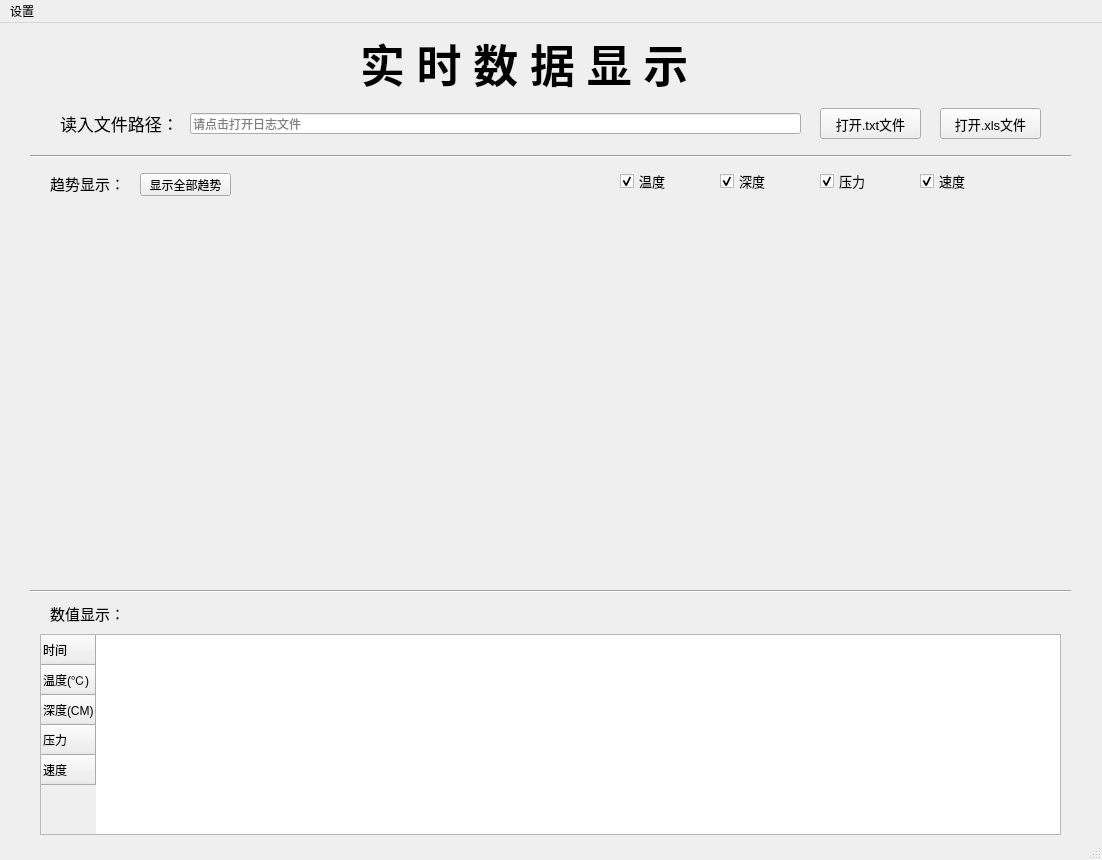
The window that mainGUI.ui (coni233/SamplingDevice-GUI) describes before a commit, drawn with Qt 5.
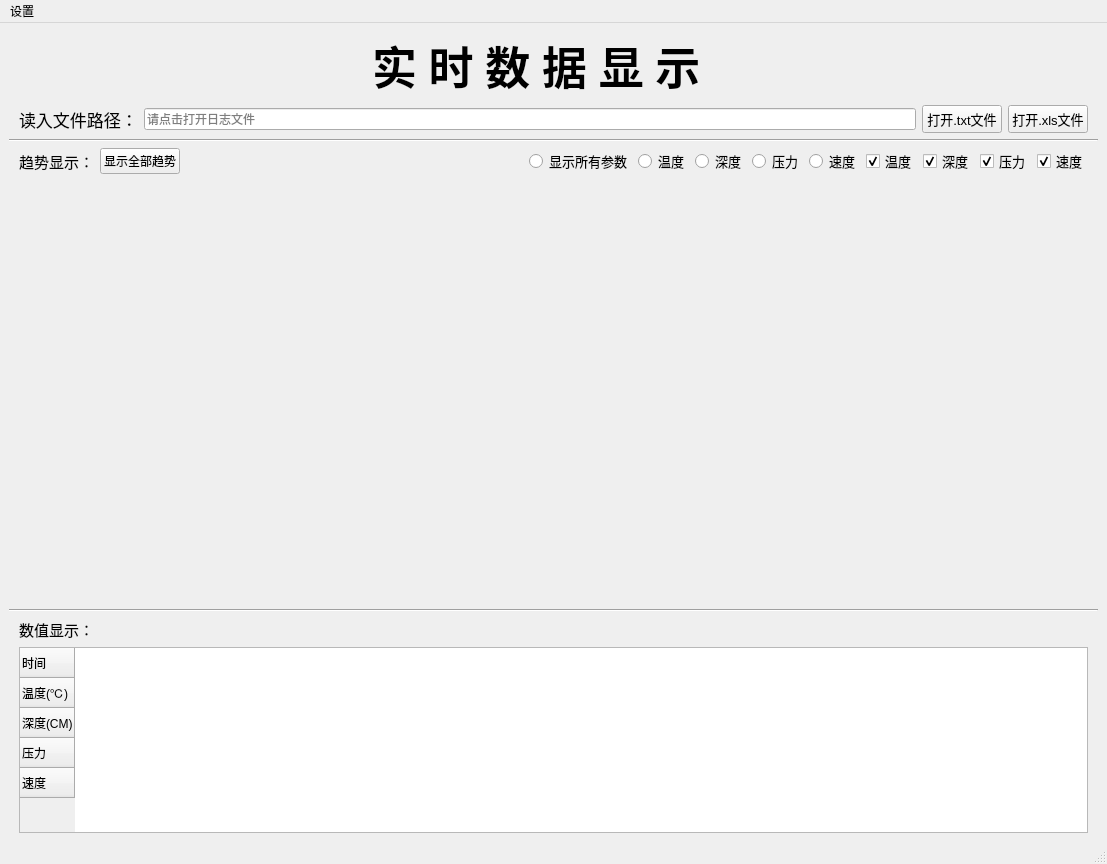
The same window after the commit.

Commit message: v2.0 增加数据单独显示，窗口大小可调，时间格式更新

```diff
--- a/mainGUI.ui
+++ b/mainGUI.ui
@@ -6,329 +6,398 @@
    <rect>
     <x>0</x>
     <y>0</y>
-    <width>1102</width>
-    <height>860</height>
+    <width>1107</width>
+    <height>864</height>
    </rect>
   </property>
+  <property name="font">
+   <font>
+    <pointsize>9</pointsize>
+   </font>
+  </property>
   <property name="windowTitle">
    <string>深水钻孔取样贯入装置动态检测数据采集软件</string>
   </property>
   <widget class="QWidget" name="centralwidget">
-   <widget class="QLabel" name="label">
-    <property name="geometry">
-     <rect>
-      <x>360</x>
-      <y>10</y>
-      <width>511</width>
-      <height>61</height>
-     </rect>
-    </property>
-    <property name="font">
-     <font>
-      <family>Academy Engraved LET</family>
-      <pointsize>34</pointsize>
-      <weight>75</weight>
-      <bold>true</bold>
-     </font>
-    </property>
-    <property name="text">
-     <string>实 时 数 据 显 示</string>
-    </property>
-    <property name="textFormat">
-     <enum>Qt::AutoText</enum>
-    </property>
-    <property name="margin">
-     <number>0</number>
-    </property>
-    <property name="indent">
-     <number>-1</number>
-    </property>
-   </widget>
-   <widget class="QLabel" name="label_2">
-    <property name="geometry">
-     <rect>
-      <x>60</x>
-      <y>90</y>
-      <width>121</width>
-      <height>21</height>
-     </rect>
-    </property>
-    <property name="font">
-     <font>
-      <pointsize>13</pointsize>
-     </font>
-    </property>
-    <property name="text">
-     <string>读入文件路径：</string>
-    </property>
-   </widget>
-   <widget class="QTableWidget" name="tableWidget">
-    <property name="geometry">
-     <rect>
-      <x>40</x>
-      <y>611</y>
-      <width>1021</width>
-      <height>201</height>
-     </rect>
-    </property>
-    <row>
-     <property name="text">
-      <string>时间</string>
-     </property>
-    </row>
-    <row>
-     <property name="text">
-      <string>温度(℃)</string>
-     </property>
-    </row>
-    <row>
-     <property name="text">
-      <string>深度(CM)</string>
-     </property>
-    </row>
-    <row>
-     <property name="text">
-      <string>压力</string>
-     </property>
-    </row>
-    <row>
-     <property name="text">
-      <string>速度</string>
-     </property>
-    </row>
-   </widget>
-   <widget class="QLabel" name="label_3">
-    <property name="geometry">
-     <rect>
-      <x>50</x>
-      <y>150</y>
-      <width>71</width>
-      <height>21</height>
-     </rect>
-    </property>
-    <property name="font">
-     <font>
-      <pointsize>11</pointsize>
-     </font>
-    </property>
-    <property name="text">
-     <string>趋势显示：</string>
-    </property>
-   </widget>
-   <widget class="QLabel" name="label_4">
-    <property name="geometry">
-     <rect>
-      <x>50</x>
-      <y>580</y>
-      <width>81</width>
-      <height>21</height>
-     </rect>
-    </property>
-    <property name="font">
-     <font>
-      <pointsize>11</pointsize>
-     </font>
-    </property>
-    <property name="text">
-     <string>数值显示：</string>
-    </property>
-   </widget>
-   <widget class="QCheckBox" name="checkBox_Temperature">
-    <property name="geometry">
-     <rect>
-      <x>620</x>
-      <y>150</y>
-      <width>71</width>
-      <height>16</height>
-     </rect>
-    </property>
-    <property name="font">
-     <font>
-      <pointsize>10</pointsize>
-     </font>
-    </property>
-    <property name="text">
-     <string>温度</string>
-    </property>
-    <property name="checked">
-     <bool>true</bool>
-    </property>
-    <attribute name="buttonGroup">
-     <string notr="true">buttonGroup</string>
-    </attribute>
-   </widget>
-   <widget class="QCheckBox" name="checkBox_Depth">
-    <property name="geometry">
-     <rect>
-      <x>720</x>
-      <y>150</y>
-      <width>71</width>
-      <height>16</height>
-     </rect>
-    </property>
-    <property name="font">
-     <font>
-      <pointsize>10</pointsize>
-     </font>
-    </property>
-    <property name="text">
-     <string>深度</string>
-    </property>
-    <property name="checked">
-     <bool>true</bool>
-    </property>
-    <attribute name="buttonGroup">
-     <string notr="true">buttonGroup</string>
-    </attribute>
-   </widget>
-   <widget class="Line" name="line">
-    <property name="geometry">
-     <rect>
-      <x>30</x>
-      <y>560</y>
-      <width>1041</width>
-      <height>16</height>
-     </rect>
-    </property>
-    <property name="orientation">
-     <enum>Qt::Horizontal</enum>
-    </property>
-   </widget>
-   <widget class="Line" name="line_2">
-    <property name="geometry">
-     <rect>
-      <x>30</x>
-      <y>125</y>
-      <width>1041</width>
-      <height>16</height>
-     </rect>
-    </property>
-    <property name="orientation">
-     <enum>Qt::Horizontal</enum>
-    </property>
-   </widget>
-   <widget class="QPushButton" name="pushButton_openfile">
-    <property name="geometry">
-     <rect>
-      <x>820</x>
-      <y>85</y>
-      <width>101</width>
-      <height>31</height>
-     </rect>
-    </property>
-    <property name="font">
-     <font>
-      <pointsize>10</pointsize>
-     </font>
-    </property>
-    <property name="text">
-     <string>打开.txt文件</string>
-    </property>
-   </widget>
-   <widget class="QLineEdit" name="lineEdit_showpath">
-    <property name="geometry">
-     <rect>
-      <x>190</x>
-      <y>90</y>
-      <width>611</width>
-      <height>21</height>
-     </rect>
-    </property>
-    <property name="placeholderText">
-     <string>请点击打开日志文件</string>
-    </property>
-   </widget>
-   <widget class="QWidget" name="horizontalLayoutWidget">
-    <property name="geometry">
-     <rect>
-      <x>50</x>
-      <y>180</y>
-      <width>981</width>
-      <height>371</height>
-     </rect>
-    </property>
-    <layout class="QHBoxLayout" name="horizontalLayout"/>
-   </widget>
-   <widget class="QCheckBox" name="checkBox_Presure">
-    <property name="geometry">
-     <rect>
-      <x>820</x>
-      <y>150</y>
-      <width>71</width>
-      <height>16</height>
-     </rect>
-    </property>
-    <property name="font">
-     <font>
-      <pointsize>10</pointsize>
-     </font>
-    </property>
-    <property name="text">
-     <string>压力</string>
-    </property>
-    <property name="checked">
-     <bool>true</bool>
-    </property>
-   </widget>
-   <widget class="QCheckBox" name="checkBox_Size">
-    <property name="geometry">
-     <rect>
-      <x>920</x>
-      <y>150</y>
-      <width>71</width>
-      <height>16</height>
-     </rect>
-    </property>
-    <property name="font">
-     <font>
-      <pointsize>10</pointsize>
-     </font>
-    </property>
-    <property name="text">
-     <string>速度</string>
-    </property>
-    <property name="checked">
-     <bool>true</bool>
-    </property>
-   </widget>
-   <widget class="QPushButton" name="pushButton_openfile_xls">
-    <property name="geometry">
-     <rect>
-      <x>940</x>
-      <y>85</y>
-      <width>101</width>
-      <height>31</height>
-     </rect>
-    </property>
-    <property name="font">
-     <font>
-      <pointsize>10</pointsize>
-     </font>
-    </property>
-    <property name="text">
-     <string>打开.xls文件</string>
-    </property>
-   </widget>
-   <widget class="QPushButton" name="pushButton_xs">
-    <property name="geometry">
-     <rect>
-      <x>140</x>
-      <y>150</y>
-      <width>91</width>
-      <height>23</height>
-     </rect>
-    </property>
-    <property name="text">
-     <string>显示全部趋势</string>
-    </property>
-   </widget>
+   <layout class="QVBoxLayout" name="verticalLayout_2" stretch="1,1,1,1,8,1,4">
+    <item>
+     <layout class="QHBoxLayout" name="horizontalLayout_6" stretch="1,1,1">
+      <item>
+       <spacer name="horizontalSpacer_3">
+        <property name="orientation">
+         <enum>Qt::Horizontal</enum>
+        </property>
+        <property name="sizeType">
+         <enum>QSizePolicy::Minimum</enum>
+        </property>
+        <property name="sizeHint" stdset="0">
+         <size>
+          <width>20</width>
+          <height>10</height>
+         </size>
+        </property>
+       </spacer>
+      </item>
+      <item>
+       <widget class="QLabel" name="label">
+        <property name="font">
+         <font>
+          <family>Academy Engraved LET</family>
+          <pointsize>34</pointsize>
+          <weight>75</weight>
+          <bold>true</bold>
+         </font>
+        </property>
+        <property name="text">
+         <string>实 时 数 据 显 示</string>
+        </property>
+        <property name="textFormat">
+         <enum>Qt::AutoText</enum>
+        </property>
+        <property name="margin">
+         <number>0</number>
+        </property>
+        <property name="indent">
+         <number>-1</number>
+        </property>
+       </widget>
+      </item>
+      <item>
+       <spacer name="horizontalSpacer_4">
+        <property name="orientation">
+         <enum>Qt::Horizontal</enum>
+        </property>
+        <property name="sizeType">
+         <enum>QSizePolicy::Minimum</enum>
+        </property>
+        <property name="sizeHint" stdset="0">
+         <size>
+          <width>40</width>
+          <height>20</height>
+         </size>
+        </property>
+       </spacer>
+      </item>
+     </layout>
+    </item>
+    <item>
+     <layout class="QHBoxLayout" name="horizontalLayout_2">
+      <property name="leftMargin">
+       <number>10</number>
+      </property>
+      <property name="rightMargin">
+       <number>10</number>
+      </property>
+      <item>
+       <widget class="QLabel" name="label_2">
+        <property name="font">
+         <font>
+          <pointsize>13</pointsize>
+         </font>
+        </property>
+        <property name="text">
+         <string>读入文件路径：</string>
+        </property>
+       </widget>
+      </item>
+      <item>
+       <widget class="QLineEdit" name="lineEdit_showpath">
+        <property name="placeholderText">
+         <string>请点击打开日志文件</string>
+        </property>
+       </widget>
+      </item>
+      <item>
+       <widget class="QPushButton" name="pushButton_openfile">
+        <property name="font">
+         <font>
+          <pointsize>10</pointsize>
+         </font>
+        </property>
+        <property name="text">
+         <string>打开.txt文件</string>
+        </property>
+       </widget>
+      </item>
+      <item>
+       <widget class="QPushButton" name="pushButton_openfile_xls">
+        <property name="font">
+         <font>
+          <pointsize>10</pointsize>
+         </font>
+        </property>
+        <property name="text">
+         <string>打开.xls文件</string>
+        </property>
+       </widget>
+      </item>
+     </layout>
+    </item>
+    <item>
+     <widget class="Line" name="line_2">
+      <property name="orientation">
+       <enum>Qt::Horizontal</enum>
+      </property>
+     </widget>
+    </item>
+    <item>
+     <layout class="QHBoxLayout" name="horizontalLayout_5">
+      <property name="leftMargin">
+       <number>10</number>
+      </property>
+      <property name="rightMargin">
+       <number>10</number>
+      </property>
+      <item>
+       <widget class="QLabel" name="label_3">
+        <property name="font">
+         <font>
+          <pointsize>11</pointsize>
+         </font>
+        </property>
+        <property name="text">
+         <string>趋势显示：</string>
+        </property>
+       </widget>
+      </item>
+      <item>
+       <widget class="QPushButton" name="pushButton_xs">
+        <property name="text">
+         <string>显示全部趋势</string>
+        </property>
+       </widget>
+      </item>
+      <item>
+       <spacer name="horizontalSpacer">
+        <property name="orientation">
+         <enum>Qt::Horizontal</enum>
+        </property>
+        <property name="sizeHint" stdset="0">
+         <size>
+          <width>40</width>
+          <height>20</height>
+         </size>
+        </property>
+       </spacer>
+      </item>
+      <item>
+       <layout class="QHBoxLayout" name="horizontalLayout_4">
+        <item>
+         <widget class="QRadioButton" name="radioButton_qb">
+          <property name="font">
+           <font>
+            <pointsize>10</pointsize>
+           </font>
+          </property>
+          <property name="text">
+           <string>显示所有参数</string>
+          </property>
+         </widget>
+        </item>
+        <item>
+         <widget class="QRadioButton" name="radioButton_Temperature">
+          <property name="font">
+           <font>
+            <pointsize>10</pointsize>
+           </font>
+          </property>
+          <property name="text">
+           <string>温度</string>
+          </property>
+         </widget>
+        </item>
+        <item>
+         <widget class="QRadioButton" name="radioButton_Depth">
+          <property name="font">
+           <font>
+            <pointsize>10</pointsize>
+           </font>
+          </property>
+          <property name="text">
+           <string>深度</string>
+          </property>
+         </widget>
+        </item>
+        <item>
+         <widget class="QRadioButton" name="radioButton_Presure">
+          <property name="font">
+           <font>
+            <pointsize>10</pointsize>
+           </font>
+          </property>
+          <property name="text">
+           <string>压力</string>
+          </property>
+         </widget>
+        </item>
+        <item>
+         <widget class="QRadioButton" name="radioButton_Size">
+          <property name="font">
+           <font>
+            <pointsize>10</pointsize>
+           </font>
+          </property>
+          <property name="text">
+           <string>速度</string>
+          </property>
+         </widget>
+        </item>
+       </layout>
+      </item>
+      <item>
+       <layout class="QHBoxLayout" name="horizontalLayout_3">
+        <item>
+         <widget class="QCheckBox" name="checkBox_Temperature">
+          <property name="font">
+           <font>
+            <pointsize>10</pointsize>
+           </font>
+          </property>
+          <property name="text">
+           <string>温度</string>
+          </property>
+          <property name="checked">
+           <bool>true</bool>
+          </property>
+          <attribute name="buttonGroup">
+           <string notr="true">buttonGroup</string>
+          </attribute>
+         </widget>
+        </item>
+        <item>
+         <widget class="QCheckBox" name="checkBox_Depth">
+          <property name="font">
+           <font>
+            <pointsize>10</pointsize>
+           </font>
+          </property>
+          <property name="text">
+           <string>深度</string>
+          </property>
+          <property name="checked">
+           <bool>true</bool>
+          </property>
+          <attribute name="buttonGroup">
+           <string notr="true">buttonGroup</string>
+          </attribute>
+         </widget>
+        </item>
+        <item>
+         <widget class="QCheckBox" name="checkBox_Presure">
+          <property name="font">
+           <font>
+            <pointsize>10</pointsize>
+           </font>
+          </property>
+          <property name="text">
+           <string>压力</string>
+          </property>
+          <property name="checked">
+           <bool>true</bool>
+          </property>
+         </widget>
+        </item>
+        <item>
+         <widget class="QCheckBox" name="checkBox_Size">
+          <property name="font">
+           <font>
+            <pointsize>10</pointsize>
+           </font>
+          </property>
+          <property name="text">
+           <string>速度</string>
+          </property>
+          <property name="checked">
+           <bool>true</bool>
+          </property>
+         </widget>
+        </item>
+       </layout>
+      </item>
+     </layout>
+    </item>
+    <item>
+     <layout class="QHBoxLayout" name="horizontalLayout">
+      <property name="leftMargin">
+       <number>5</number>
+      </property>
+      <property name="rightMargin">
+       <number>5</number>
+      </property>
+     </layout>
+    </item>
+    <item>
+     <widget class="Line" name="line">
+      <property name="orientation">
+       <enum>Qt::Horizontal</enum>
+      </property>
+     </widget>
+    </item>
+    <item>
+     <layout class="QVBoxLayout" name="verticalLayout">
+      <property name="leftMargin">
+       <number>10</number>
+      </property>
+      <property name="topMargin">
+       <number>0</number>
+      </property>
+      <property name="rightMargin">
+       <number>10</number>
+      </property>
+      <property name="bottomMargin">
+       <number>0</number>
+      </property>
+      <item>
+       <widget class="QLabel" name="label_4">
+        <property name="font">
+         <font>
+          <pointsize>11</pointsize>
+         </font>
+        </property>
+        <property name="text">
+         <string>数值显示：</string>
+        </property>
+       </widget>
+      </item>
+      <item>
+       <widget class="QTableWidget" name="tableWidget">
+        <row>
+         <property name="text">
+          <string>时间</string>
+         </property>
+        </row>
+        <row>
+         <property name="text">
+          <string>温度(℃)</string>
+         </property>
+        </row>
+        <row>
+         <property name="text">
+          <string>深度(CM)</string>
+         </property>
+        </row>
+        <row>
+         <property name="text">
+          <string>压力</string>
+         </property>
+        </row>
+        <row>
+         <property name="text">
+          <string>速度</string>
+         </property>
+        </row>
+       </widget>
+      </item>
+     </layout>
+    </item>
+   </layout>
   </widget>
   <widget class="QMenuBar" name="menubar">
    <property name="geometry">
     <rect>
      <x>0</x>
      <y>0</y>
-     <width>1102</width>
+     <width>1107</width>
      <height>23</height>
     </rect>
    </property>
```
The commit also changes 10 other files.
